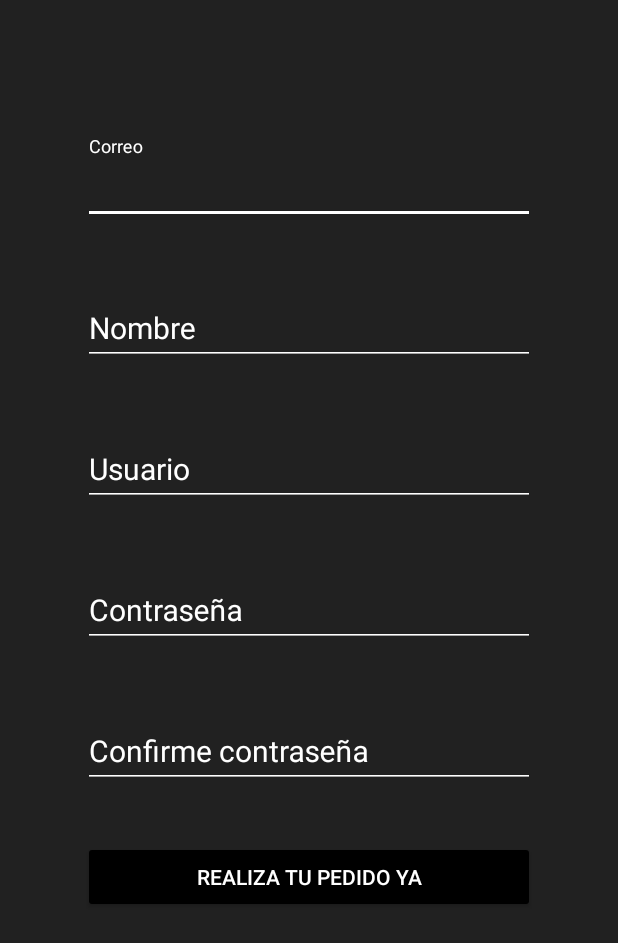
After one commit to FranciscoETSD/PANDORA, an Android app: the activity_create_account screen opened directly, with no data from a screen before it, on a phone screen of 412 x 824 dp. The commit adds this screen. Shown: the top 943 px of the screen. Run offline under Robolectric (Android 15) with nearby library versions, the phone set to English and light mode, and no system bars.

```diff
--- a/app/src/main/AndroidManifest.xml
+++ b/app/src/main/AndroidManifest.xml
@@ -9,7 +9,8 @@
         android:roundIcon="@mipmap/ic_launcher_round"
         android:supportsRtl="true"
         android:theme="@style/Theme.PANDORA">
-        <activity android:name=".SplashLogin"></activity>
+        <activity android:name=".activity_create_account"></activity>
+        <activity android:name=".SplashLogin" />
         <activity android:name=".LoginActivity">
             <intent-filter>
                 <action android:name="android.intent.action.MAIN" />
--- /dev/null
+++ b/app/src/main/java/com/example/pandora/activity_create_account.java
@@ -0,0 +1,14 @@
+package com.example.pandora;
+
+import androidx.appcompat.app.AppCompatActivity;
+
+import android.os.Bundle;
+
+public class activity_create_account extends AppCompatActivity {
+
+    @Override
+    protected void onCreate(Bundle savedInstanceState) {
+        super.onCreate(savedInstanceState);
+        setContentView(R.layout.activity_create_account);
+    }
+}
--- /dev/null
+++ b/app/src/main/res/layout/activity_create_account.xml
@@ -0,0 +1,110 @@
+<?xml version="1.0" encoding="utf-8"?>
+<androidx.coordinatorlayout.widget.CoordinatorLayout
+    xmlns:android="http://schemas.android.com/apk/res/android"
+    xmlns:app="http://schemas.android.com/apk/res-auto"
+    xmlns:tools="http://schemas.android.com/tools"
+    android:layout_width="match_parent"
+    android:layout_height="match_parent"
+    tools:context=".activity_create_account"
+    android:background="@color/colorPrimary">
+
+
+    <ScrollView
+        android:layout_width="match_parent"
+        android:layout_height="match_parent"
+        android:fillViewport="true">
+
+        <LinearLayout
+            android:layout_width="match_parent"
+            android:layout_height="match_parent"
+            android:padding="@dimen/padding_create_account"
+            android:orientation="vertical">
+
+            <com.google.android.material.textfield.TextInputLayout
+                android:layout_width="match_parent"
+                android:layout_height="wrap_content"
+                android:theme="@style/EditTextWhite"
+                android:layout_marginTop="@dimen/marginTop_create_account">
+
+                <com.google.android.material.textfield.TextInputEditText
+                    android:layout_width="match_parent"
+                    android:layout_height="wrap_content"
+                    android:hint="@string/correo"
+                    android:inputType="textEmailAddress">
+
+                </com.google.android.material.textfield.TextInputEditText>
+            </com.google.android.material.textfield.TextInputLayout>
+
+            <com.google.android.material.textfield.TextInputLayout
+                android:layout_width="match_parent"
+                android:layout_height="wrap_content"
+                android:theme="@style/EditTextWhite"
+                android:layout_marginTop="@dimen/marginTop_create_account">
+
+                <com.google.android.material.textfield.TextInputEditText
+                    android:layout_width="match_parent"
+                    android:layout_height="wrap_content"
+                    android:hint="@string/nombre"
+                    android:inputType="text">
+
+                </com.google.android.material.textfield.TextInputEditText>
+            </com.google.android.material.textfield.TextInputLayout>
+
+            <com.google.android.material.textfield.TextInputLayout
+                android:layout_width="match_parent"
+                android:layout_height="wrap_content"
+                android:layout_marginTop="@dimen/marginTop_create_account"
+                android:theme="@style/EditTextWhite">
+
+
+                <com.google.android.material.textfield.TextInputEditText
+                    android:layout_width="match_parent"
+                    android:layout_height="wrap_content"
+                    android:hint="@string/usuario"
+                    android:inputType="text">
+
+                </com.google.android.material.textfield.TextInputEditText>
+            </com.google.android.material.textfield.TextInputLayout>
+
+            <com.google.android.material.textfield.TextInputLayout
+                android:layout_width="match_parent"
+                android:layout_height="wrap_content"
+                android:layout_marginTop="@dimen/marginTop_create_account"
+                android:theme="@style/EditTextWhite">
+
+
+                <com.google.android.material.textfield.TextInputEditText
+                    android:layout_width="match_parent"
+                    android:layout_height="wrap_content"
+                    android:hint="@string/contrase_a"
+                    android:inputType="textPassword">
+
+                </com.google.android.material.textfield.TextInputEditText>
+            </com.google.android.material.textfield.TextInputLayout>
+
+            <com.google.android.material.textfield.TextInputLayout
+                android:layout_width="match_parent"
+                android:layout_height="wrap_content"
+                android:layout_marginTop="@dimen/marginTop_create_account"
+                android:theme="@style/EditTextWhite">
+
+
+                <com.google.android.material.textfield.TextInputEditText
+                    android:layout_width="match_parent"
+                    android:layout_height="wrap_content"
+                    android:hint="@string/confirme_contraseña"
+                    android:inputType="textPassword">
+
+                </com.google.android.material.textfield.TextInputEditText>
+            </com.google.android.material.textfield.TextInputLayout>
+
+            <Button
+                android:layout_width="match_parent"
+                android:layout_height="wrap_content"
+                android:layout_marginTop="@dimen/marginTop_create_account"
+                android:text="@string/button_text_create_account"
+                android:theme="@style/RaiseButtonDark"/>
+        </LinearLayout>
+    </ScrollView>
+
+</androidx.coordinatorlayout.widget.CoordinatorLayout>
--- a/app/src/main/res/layout/activity_login.xml
+++ b/app/src/main/res/layout/activity_login.xml
@@ -1,5 +1,6 @@
 <?xml version="1.0" encoding="utf-8"?>
-<androidx.coordinatorlayout.widget.CoordinatorLayout xmlns:android="http://schemas.android.com/apk/res/android"
+<androidx.coordinatorlayout.widget.CoordinatorLayout
+    xmlns:android="http://schemas.android.com/apk/res/android"
     xmlns:app="http://schemas.android.com/apk/res-auto"
     xmlns:tools="http://schemas.android.com/tools"
     android:layout_width="match_parent"
--- a/app/src/main/res/values-night/strings.xml
+++ b/app/src/main/res/values-night/strings.xml
@@ -6,4 +6,10 @@
     <string name="button_text">INGRESAR</string>
     <string name="registrate">registrate</string>
     <string name="no_tienes_cuenta">¿no tienes cuenta?</string>
+    <string name="correo">Correo</string>
+    <string name="nombre">Nombre</string>
+    <string name="usuario">Usuario</string>
+    <string name="contrase_a">Contraseña</string>
+    <string name="confirme_contraseña">Confirme contraseña</string>
+    <string name="button_text_create_account">REALIZA TU PEDIDO YA</string>
 </resources>
--- a/app/src/main/res/values/dimens.xml
+++ b/app/src/main/res/values/dimens.xml
@@ -5,4 +5,6 @@
     <dimen name="login_marginTop">20dp</dimen>
     <dimen name="borderRadius">50dp</dimen>
     <dimen name="textView_textSize">18sp</dimen>
+    <dimen name="padding_create_account">55dp</dimen>
+    <dimen name="marginTop_create_account">35dp</dimen>
 </resources>
--- a/app/src/main/res/values/strings.xml
+++ b/app/src/main/res/values/strings.xml
@@ -4,5 +4,11 @@
     <string name="contraseña">Contraseña</string>
     <string name="button_text">INGRESAR</string>
     <string name="registrate">registrate</string>
-    <string name="no_tienes_cuenta">¿no_tienes_cuenta?</string>
+    <string name="no_tienes_cuenta">¿no tienes cuenta?</string>
+    <string name="correo">Correo</string>
+    <string name="nombre">Nombre</string>
+    <string name="usuario">Usuario</string>
+    <string name="contrase_a">Contraseña</string>
+    <string name="confirme_contraseña">Confirme contraseña</string>
+    <string name="button_text_create_account">REALIZA TU PEDIDO YA</string>
 </resources>
```
Also changed, not shown: 2 other files.
